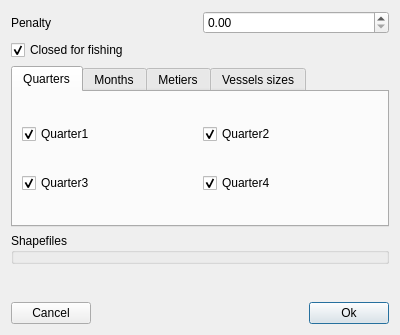
frabas/DISPLACE_GUI, file qtgui/pathpenaltydialog.ui: the form before one commit.
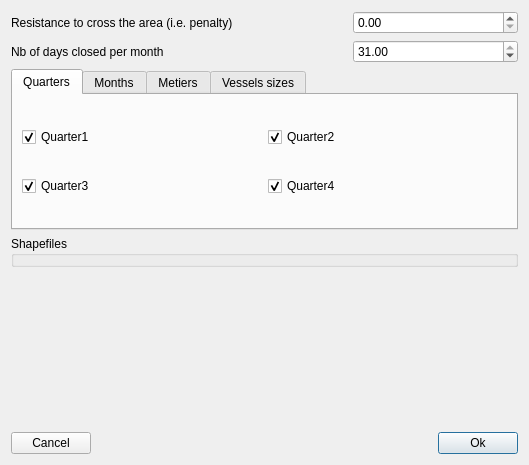
The form after the commit. The open tabs and pages were chosen to show the change.

Commit message: Change specifications ui for closure per month adding nbOfDaysClosedPerMonth input

Diff of the .ui file:
```diff
--- a/qtgui/pathpenaltydialog.ui
+++ b/qtgui/pathpenaltydialog.ui
@@ -6,22 +6,42 @@
    <rect>
     <x>0</x>
     <y>0</y>
-    <width>400</width>
-    <height>335</height>
+    <width>529</width>
+    <height>465</height>
    </rect>
   </property>
   <property name="windowTitle">
    <string>Graph Penalties</string>
   </property>
   <layout class="QGridLayout" name="gridLayout">
-   <item row="0" column="0">
+   <item row="0" column="2">
+    <widget class="QDoubleSpinBox" name="weight">
+     <property name="maximum">
+      <double>100000000.000000000000000</double>
+     </property>
+    </widget>
+   </item>
+   <item row="0" column="0" colspan="2">
     <widget class="QLabel" name="label">
      <property name="text">
-      <string>Penalty</string>
+      <string>Resistance to cross the area (i.e. penalty)</string>
      </property>
     </widget>
    </item>
-   <item row="10" column="0" colspan="2">
+   <item row="5" column="0" colspan="2">
+    <spacer name="verticalSpacer">
+     <property name="orientation">
+      <enum>Qt::Vertical</enum>
+     </property>
+     <property name="sizeHint" stdset="0">
+      <size>
+       <width>20</width>
+       <height>40</height>
+      </size>
+     </property>
+    </spacer>
+   </item>
+   <item row="6" column="0" colspan="3">
     <layout class="QHBoxLayout" name="horizontalLayout">
      <item>
       <widget class="QPushButton" name="cancel">
@@ -55,44 +75,31 @@
      </item>
     </layout>
    </item>
-   <item row="9" column="0">
-    <spacer name="verticalSpacer">
-     <property name="orientation">
-      <enum>Qt::Vertical</enum>
-     </property>
-     <property name="sizeHint" stdset="0">
-      <size>
-       <width>20</width>
-       <height>40</height>
-      </size>
-     </property>
-    </spacer>
-   </item>
-   <item row="0" column="1">
-    <widget class="QDoubleSpinBox" name="weight">
-     <property name="maximum">
-      <double>100000000.000000000000000</double>
+   <item row="1" column="0">
+    <widget class="QLabel" name="label_2">
+     <property name="text">
+      <string>Nb of days closed per month</string>
      </property>
     </widget>
    </item>
-   <item row="8" column="0" colspan="2">
+   <item row="4" column="0" colspan="3">
     <widget class="QGroupBox" name="shapefileGroup">
      <property name="title">
       <string>Shapefiles</string>
      </property>
     </widget>
    </item>
-   <item row="1" column="0">
-    <widget class="QCheckBox" name="optClosedForFishing">
-     <property name="text">
-      <string>Closed for fishing</string>
+   <item row="1" column="2">
+    <widget class="QDoubleSpinBox" name="nbOfDaysClosedPerMonth">
+     <property name="maximum">
+      <double>31.000000000000000</double>
      </property>
-     <property name="checked">
-      <bool>true</bool>
+     <property name="value">
+      <double>31.000000000000000</double>
      </property>
     </widget>
    </item>
-   <item row="2" column="0" colspan="2">
+   <item row="3" column="0" colspan="3">
     <widget class="QTabWidget" name="tabWidgetPeriods">
      <property name="currentIndex">
       <number>3</number>
```
Left out of the diff: 2 changed lines with no effect on the pictures. The commit also changes 8 other files.
